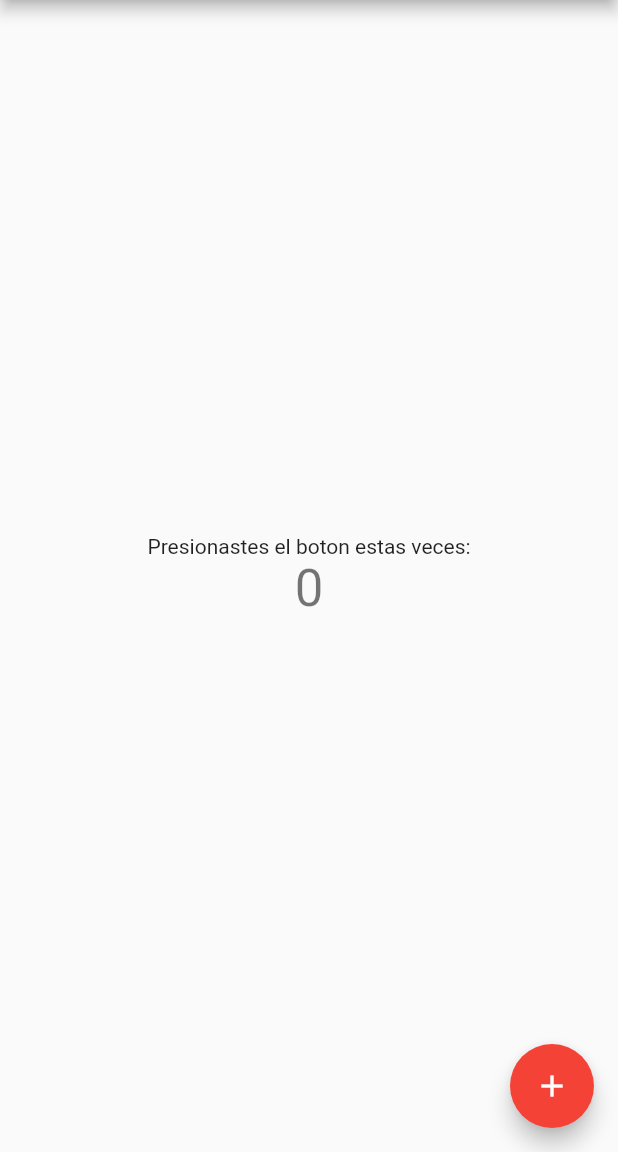
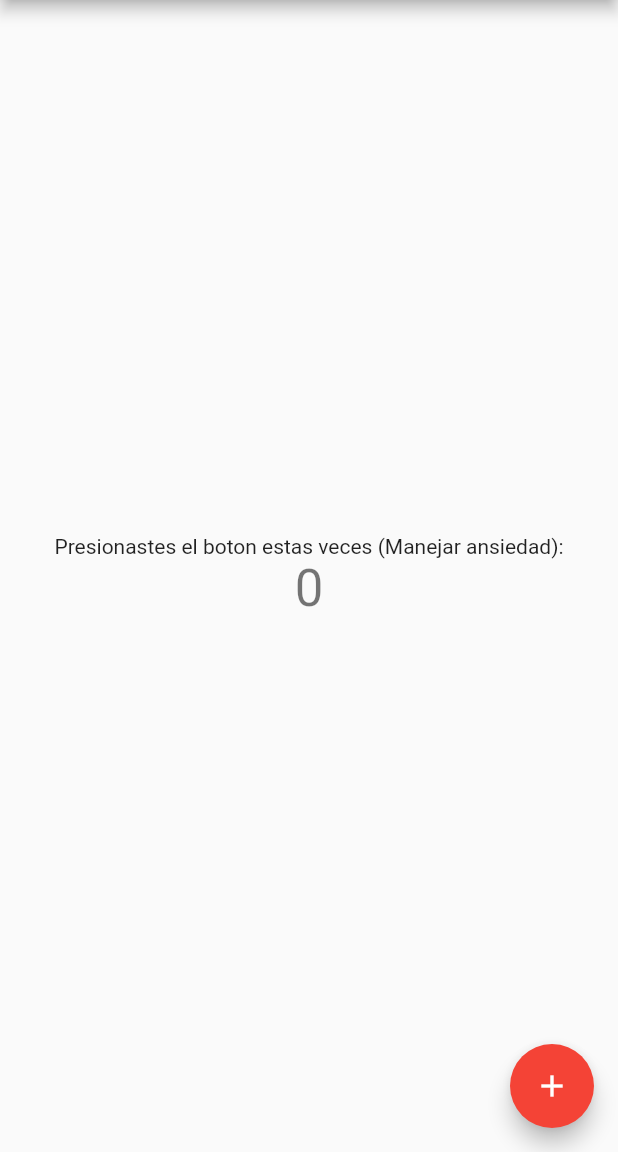
Before and after one commit to gjr17/contador, a Flutter app: the screen it shows after launch, on a phone screen of 412 x 824 dp, the part 84-1236 px from its top. Run offline on Flutter 3.47's test engine with Material 2 defaults, Android fonts, the phone set to English and light mode, and no system bars.

Commit message:
Se modifo texto central

```diff
--- a/lib/main.dart
+++ b/lib/main.dart
@@ -96,7 +96,7 @@ class _MyHomePageState extends State<MyHomePage> {
           mainAxisAlignment: MainAxisAlignment.center,
           children: <Widget>[
             const Text(
-              'Presionastes el boton estas veces:',
+              'Presionastes el boton estas veces (Manejar ansiedad):',
             ),
             Text(
               '$_counter',
```
